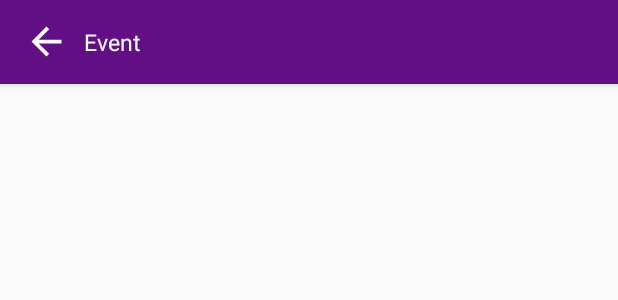
After one commit to harloom/EVPA, an Android app: the layout activity_post_event_form.xml on its own in the app's theme, with its tools: preview values and no code run, on a phone screen of 412 x 824 dp. The commit adds this screen. Shown: the top 300 px of the screen. Run offline under Robolectric (Android 15) with nearby library versions, the phone set to English and light mode, and no system bars.

Commit message:
Form Post Event Build

```diff
--- a/app/src/main/AndroidManifest.xml
+++ b/app/src/main/AndroidManifest.xml
@@ -21,7 +21,8 @@
         <activity android:name=".FragmentProfile" />
         <activity android:name=".DetailActivity" />
         <activity android:name=".AboutActivity" />
-        <activity android:name=".Authentication_login" />
+
+        <activity android:name=".PostEventFormActivity"></activity>
     </application>
 
 </manifest>
--- /dev/null
+++ b/app/src/main/res/layout/activity_post_event_form.xml
@@ -0,0 +1,54 @@
+<?xml version="1.0" encoding="utf-8"?>
+<RelativeLayout xmlns:android="http://schemas.android.com/apk/res/android"
+    xmlns:app="http://schemas.android.com/apk/res-auto"
+    xmlns:tools="http://schemas.android.com/tools"
+    android:layout_width="match_parent"
+    android:layout_height="match_parent"
+    tools:context=".PostEventFormActivity">
+    <android.support.design.widget.AppBarLayout
+        android:id="@+id/appbar_post"
+        android:layout_width="match_parent"
+        android:layout_height="?attr/actionBarSize"
+        android:padding="0dp">
+
+        <android.support.v7.widget.Toolbar
+            android:id="@+id/toolbar_detail"
+            android:layout_width="match_parent"
+            android:layout_height="?attr/actionBarSize"
+            android:layout_below="@id/appbar_post"
+            android:background="@null">
+
+            <ImageView
+                android:layout_width="30dp"
+                android:layout_height="30dp"
+                android:onClick="backMenu"
+                app:srcCompat="@drawable/ic_arrow_back" />
+
+            <TextView
+                android:layout_width="wrap_content"
+                android:layout_height="match_parent"
+                android:gravity="center"
+                android:onClick="backMenu"
+                android:paddingLeft="10dp"
+                android:text="Event"
+                android:textColor="@color/white"
+                android:textSize="15sp" />
+        </android.support.v7.widget.Toolbar>
+
+    </android.support.design.widget.AppBarLayout>
+
+    <android.support.v4.widget.NestedScrollView
+        android:layout_width="match_parent"
+        android:layout_height="wrap_content"
+        android:layout_below="@id/appbar_post">
+        <LinearLayout
+            android:layout_width="match_parent"
+            android:layout_height="wrap_content">
+
+        </LinearLayout>
+
+
+    </android.support.v4.widget.NestedScrollView>
+
+
+</RelativeLayout>
```
Also changed, not shown: app/src/main/java/com/example/hx_loom/evpa/Authentication_login.java (+4 -3 lines), app/src/main/java/com/example/hx_loom/evpa/PostEventFormActivity.java (added, +18 -0 lines), app/src/main/res/layout/activity_profile_fragment.xml (+8 -9 lines), 26 other files.
